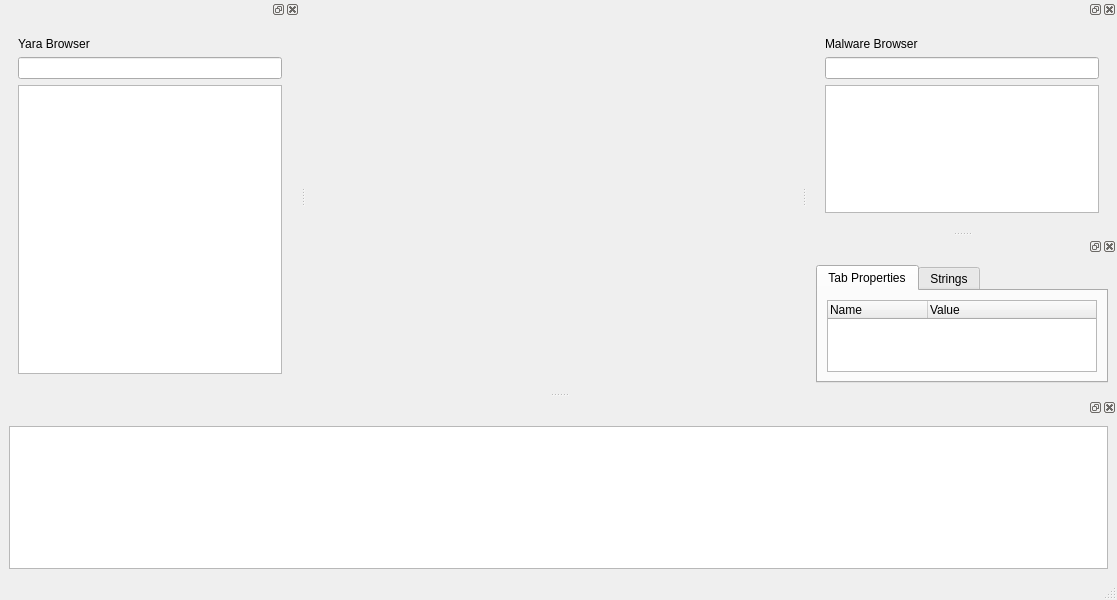
Qt form yaraeditor/ui/yaraeditor.ui (YoshiiShinoZaki/yara-editor) before a commit.
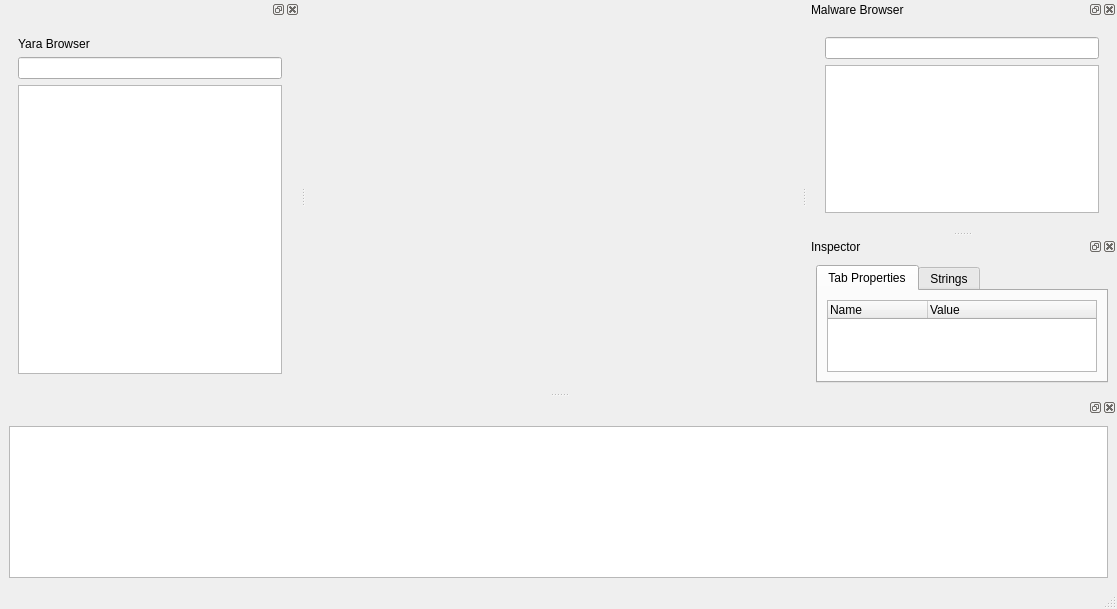
The same form after that commit. The open tabs and pages were chosen to show the change. Icons and pictures are not drawn.

Patch:
```diff
--- a/yaraeditor/ui/yaraeditor.ui
+++ b/yaraeditor/ui/yaraeditor.ui
@@ -7,7 +7,7 @@
     <x>0</x>
     <y>0</y>
     <width>1117</width>
-    <height>600</height>
+    <height>609</height>
    </rect>
   </property>
   <property name="windowTitle">
@@ -105,6 +105,9 @@
      <height>231</height>
     </size>
    </property>
+   <property name="windowTitle">
+    <string>Malware Browser</string>
+   </property>
    <attribute name="dockWidgetArea">
     <number>2</number>
    </attribute>
@@ -119,13 +122,6 @@
         </size>
        </property>
        <layout class="QVBoxLayout" name="verticalLayout_3">
-        <item>
-         <widget class="QLabel" name="label_2">
-          <property name="text">
-           <string>Malware Browser</string>
-          </property>
-         </widget>
-        </item>
         <item>
          <widget class="QLineEdit" name="pathMalware">
           <property name="maximumSize">
@@ -156,6 +152,9 @@
    </widget>
   </widget>
   <widget class="QDockWidget" name="dockWidgetInspector">
+   <property name="windowTitle">
+    <string>Inspector</string>
+   </property>
    <attribute name="dockWidgetArea">
     <number>2</number>
    </attribute>
```
Left out of the diff: 5 changed lines with no effect on the pictures.
